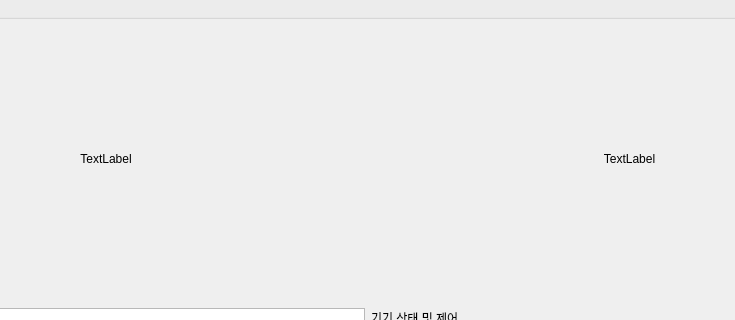
First picture: the form in client_qt/mainwindow.ui, repository VisionCraft2025/client_qt, before the edit; both pictures show x 186 to 921 and y 166 to 486 of the 1107 by 778 pixel window.
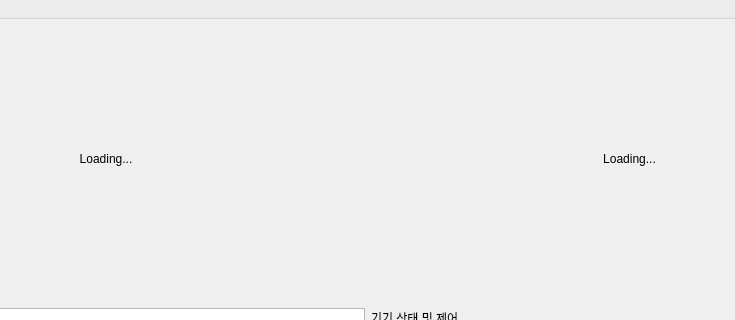
Second picture: the form after the edit.

Commit message: Style/#11: Change video label text

Diff of the .ui file:
```diff
--- a/client_qt/mainwindow.ui
+++ b/client_qt/mainwindow.ui
@@ -228,7 +228,7 @@
                </sizepolicy>
               </property>
               <property name="text">
-               <string>TextLabel</string>
+               <string>Loading...</string>
               </property>
               <property name="alignment">
                <set>Qt::AlignmentFlag::AlignCenter</set>
@@ -244,7 +244,7 @@
                </sizepolicy>
               </property>
               <property name="text">
-               <string>TextLabel</string>
+               <string>Loading...</string>
               </property>
               <property name="alignment">
                <set>Qt::AlignmentFlag::AlignCenter</set>
```
